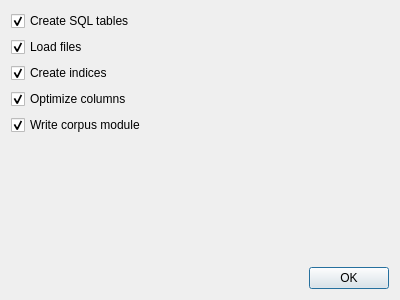
gkunter/coquery, file coquery/gui/ui/installerSteps.ui: the form before one commit.
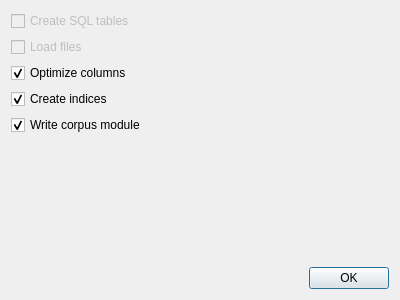
The form after the commit.

```diff
--- a/coquery/gui/ui/installerSteps.ui
+++ b/coquery/gui/ui/installerSteps.ui
@@ -18,31 +18,33 @@
     <layout class="QVBoxLayout" name="verticalLayout">
      <item>
       <widget class="QCheckBox" name="checkbox_create_tables">
+       <property name="enabled">
+        <bool>false</bool>
+       </property>
        <property name="text">
         <string>Create SQL tables</string>
        </property>
+       <property name="checkable">
+        <bool>false</bool>
+       </property>
        <property name="checked">
-        <bool>true</bool>
+        <bool>false</bool>
        </property>
       </widget>
      </item>
      <item>
       <widget class="QCheckBox" name="checkbox_load_files">
+       <property name="enabled">
+        <bool>false</bool>
+       </property>
        <property name="text">
         <string>Load files</string>
        </property>
-       <property name="checked">
-        <bool>true</bool>
+       <property name="checkable">
+        <bool>false</bool>
        </property>
-      </widget>
-     </item>
-     <item>
-      <widget class="QCheckBox" name="checkbox_create_indices">
-       <property name="text">
-        <string>Create indices</string>
-       </property>
        <property name="checked">
-        <bool>true</bool>
+        <bool>false</bool>
        </property>
       </widget>
      </item>
@@ -56,6 +58,16 @@
        </property>
       </widget>
      </item>
+     <item>
+      <widget class="QCheckBox" name="checkbox_create_indices">
+       <property name="text">
+        <string>Create indices</string>
+       </property>
+       <property name="checked">
+        <bool>true</bool>
+       </property>
+      </widget>
+     </item>
      <item>
       <widget class="QCheckBox" name="checkbox_write_corpus_module">
        <property name="text">
```
